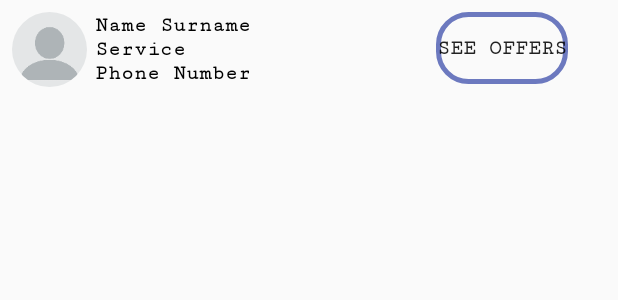
After one commit to ezelK/HELPER, an Android app: the layout offers_item.xml on its own in the app's theme, with its tools: preview values and no code run, on a phone screen of 412 x 824 dp. The commit adds this screen. Shown: the top 300 px of the screen. Run offline under Robolectric (Android 15) with nearby library versions, the phone set to English and light mode, and no system bars.

Commit message:
Ezel-> update

```diff
--- /dev/null
+++ b/app/src/main/res/layout/offers_item.xml
@@ -0,0 +1,65 @@
+<?xml version="1.0" encoding="utf-8"?>
+<RelativeLayout xmlns:android="http://schemas.android.com/apk/res/android"
+    xmlns:tools="http://schemas.android.com/tools"
+    android:layout_width="match_parent"
+    android:layout_height="wrap_content"
+    android:padding="8dp"
+    >
+    <de.hdodenhof.circleimageview.CircleImageView
+        android:layout_width="50dp"
+        android:layout_height="50dp"
+        android:id="@+id/image_profile_Offers"
+        android:src="@mipmap/pp"/>
+
+    <LinearLayout
+        android:layout_width="wrap_content"
+        android:layout_height="wrap_content"
+        android:layout_toEndOf="@+id/image_profile_Offers"
+        android:layout_marginStart="5dp"
+        android:orientation="vertical"
+        android:layout_centerVertical="true">
+        <TextView
+            android:layout_width="wrap_content"
+            android:layout_height="wrap_content"
+            android:id="@+id/nameSurnameOffers"
+            android:text="Name Surname"
+            android:maxLines="1"
+            android:textStyle="bold"
+            android:fontFamily="serif-monospace"
+            android:textColor="@color/black"/>
+        <TextView
+            android:layout_width="wrap_content"
+            android:layout_height="wrap_content"
+            android:id="@+id/serviceOffers"
+            android:text="Service"
+            android:maxLines="1"
+            android:textStyle="bold"
+            android:fontFamily="serif-monospace"
+            android:textColor="@color/black"/>
+        <TextView
+            android:layout_width="wrap_content"
+            android:layout_height="wrap_content"
+            android:id="@+id/phoneOffers"
+            android:text="Phone Number"
+            android:maxLines="1"
+            android:textStyle="bold"
+            android:fontFamily="serif-monospace"
+            android:textColor="@color/black"/>
+
+    </LinearLayout>
+
+    <Button
+        android:id="@+id/seeOffers"
+        android:layout_width="wrap_content"
+        android:layout_height="wrap_content"
+        android:layout_alignParentEnd="true"
+        android:layout_marginEnd="25dp"
+        android:background="@drawable/buttonbg"
+        android:fontFamily="serif-monospace"
+        android:textStyle="bold"
+        android:visibility="visible"
+        tools:visibility="visible"
+        android:text="See Offers"/>
+
+
+</RelativeLayout>
```
Also changed, not shown: app/src/main/java/com/example/helper/MyOfferRecyclerViewAdapter.java (+19 -3 lines), app/src/main/java/com/example/helper/Offer.java (added, +50 -0 lines), app/src/main/java/com/example/helper/OffersFragment.java (+16 -48 lines), app/src/main/java/com/example/helper/ProposalsFragment.java (+1 -51 lines).
